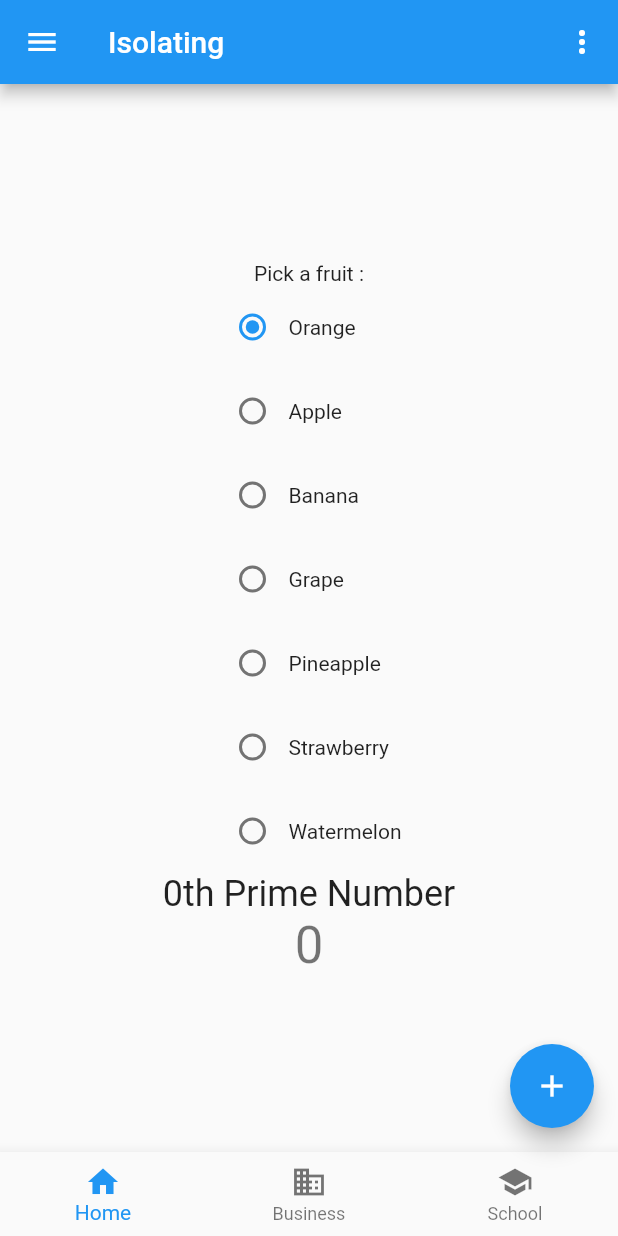
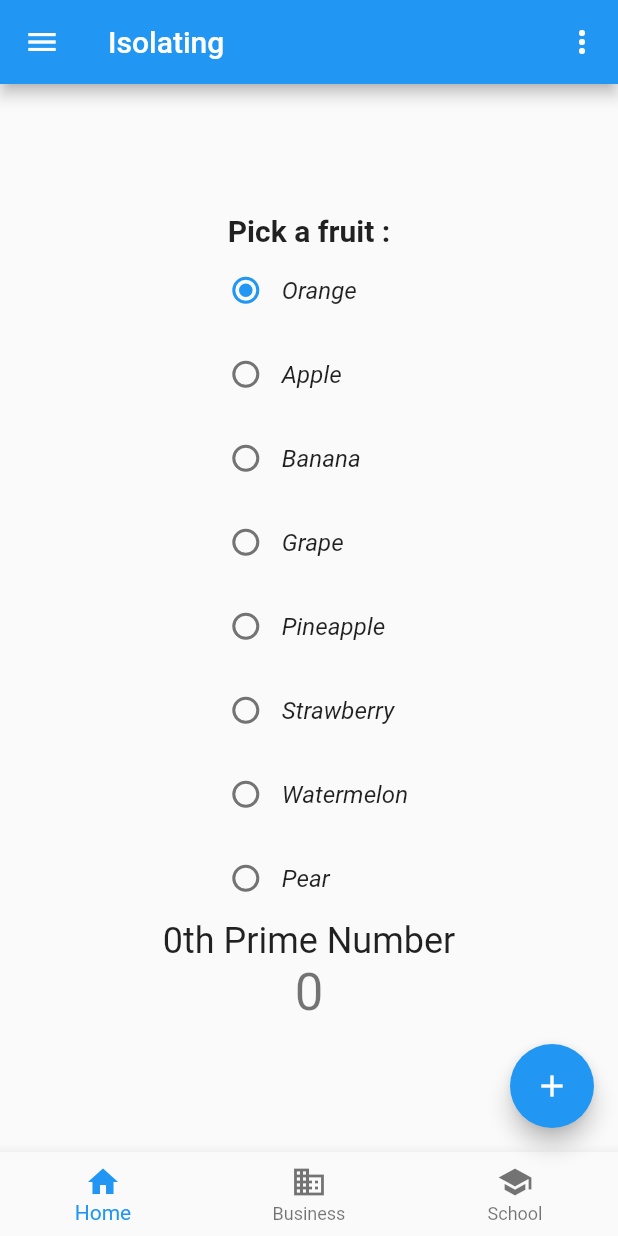
Before and after one commit to francisnnumbi/what_next, a Flutter app: the screen it shows after launch, on a phone screen of 412 x 824 dp. Run offline on Flutter 3.47's test engine with Material 2 defaults, Android fonts, the phone set to English and light mode, and no system bars; our stand-ins replace dio.

Commit message:
working on grouped radios

```diff
--- a/lib/modules/isolate_tuto/isolating.dart
+++ b/lib/modules/isolate_tuto/isolating.dart
@@ -55,19 +55,37 @@ class _IsolatingState extends State<Isolating> {
           mainAxisAlignment: MainAxisAlignment.center,
           children: [
             TextRadioGroup(
-              title: const Text("Pick a fruit :"),
+              title: const Text("Pick a fruit :",
+                  style: TextStyle(fontSize: 20, fontWeight: FontWeight.bold)),
               direction: Axis.vertical,
               onChanged: (value) {
                 log("_changeSelect: $value");
               },
               radios: const [
-                "Orange",
-                "Apple",
-                "Banana",
-                "Grape",
-                "Pineapple",
-                "Strawberry",
-                "Watermelon",
+                Text("Orange",
+                    style:
+                        TextStyle(fontSize: 16, fontStyle: FontStyle.italic)),
+                Text("Apple",
+                    style:
+                        TextStyle(fontSize: 16, fontStyle: FontStyle.italic)),
+                Text("Banana",
+                    style:
+                        TextStyle(fontSize: 16, fontStyle: FontStyle.italic)),
+                Text("Grape",
+                    style:
+                        TextStyle(fontSize: 16, fontStyle: FontStyle.italic)),
+                Text("Pineapple",
+                    style:
+                        TextStyle(fontSize: 16, fontStyle: FontStyle.italic)),
+                Text("Strawberry",
+                    style:
+                        TextStyle(fontSize: 16, fontStyle: FontStyle.italic)),
+                Text("Watermelon",
+                    style:
+                        TextStyle(fontSize: 16, fontStyle: FontStyle.italic)),
+                Text("Pear",
+                    style:
+                        TextStyle(fontSize: 16, fontStyle: FontStyle.italic)),
               ],
             ),
             Text("${nth}th Prime Number",
--- a/lib/modules/isolate_tuto/radio_buttons/text_radio.dart
+++ b/lib/modules/isolate_tuto/radio_buttons/text_radio.dart
@@ -8,7 +8,7 @@ class TextRadio extends StatefulWidget {
       this.groupValue = 0,
       this.onChanged})
       : super(key: key);
-  final String label;
+  final Widget label;
   late int value;
   late int groupValue;
   final ValueChanged<int>? onChanged;
@@ -49,7 +49,7 @@ class _TextRadioState extends State<TextRadio> {
                   });
                 },
               ),
-              Text(widget.label),
+              widget.label,
             ],
           ),
         ),
--- a/lib/modules/isolate_tuto/radio_buttons/text_radio_group.dart
+++ b/lib/modules/isolate_tuto/radio_buttons/text_radio_group.dart
@@ -10,7 +10,7 @@ class TextRadioGroup extends StatefulWidget {
       this.onChanged})
       : super(key: key);
   final Widget? title;
-  final List<String> radios;
+  final List<Widget> radios;
   final Axis direction;
   final ValueChanged<int>? onChanged;
 
@@ -35,6 +35,7 @@ class _TextRadioGroupState extends State<TextRadioGroup> {
 
   _changeSelect(int value) {
     widget.onChanged?.call(value);
+
     setState(() {
       _selectedRadio = value;
     });
```
